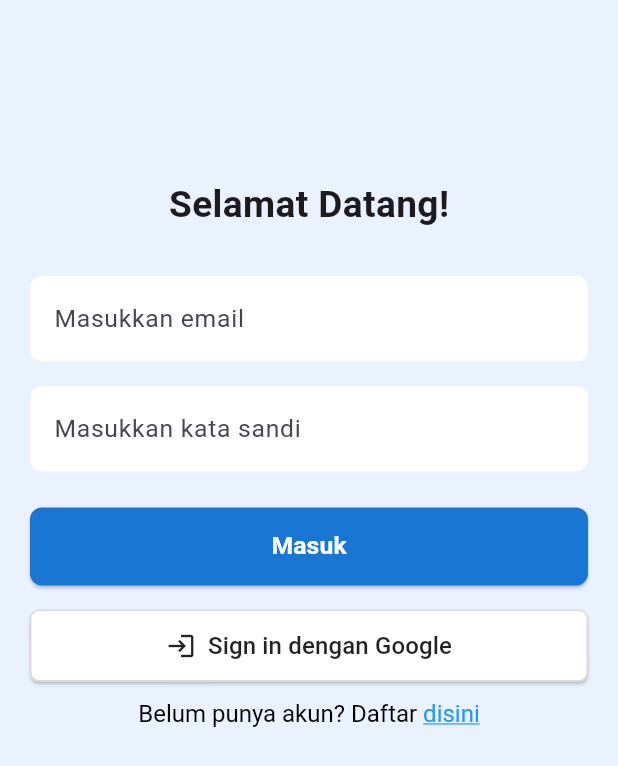
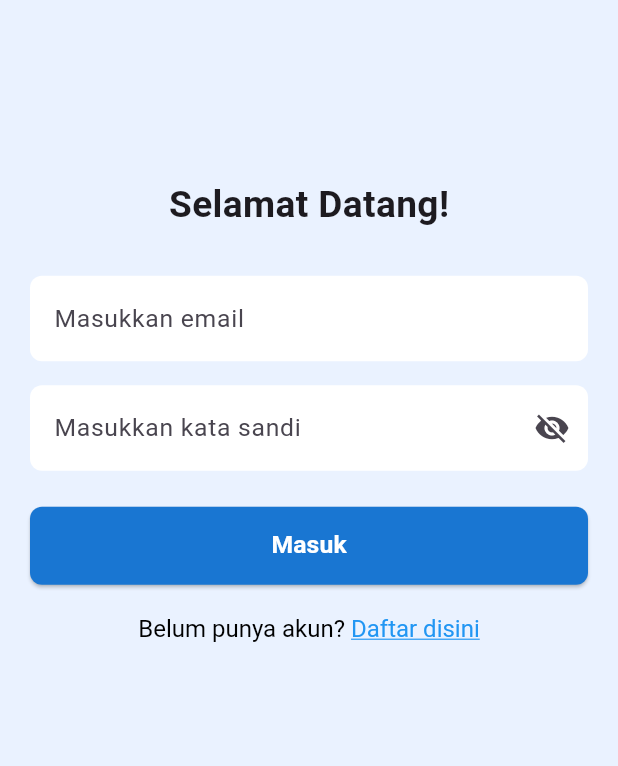
Before and after one commit to OrionZ12/StockFlow-tubes, a Flutter app: the screen it shows after launch, after a tap on "Masuk", on a phone screen of 412 x 824 dp. Shown: the top 766 px of the screen. Run offline on Flutter 3.47's test engine with Material 3 defaults, Android fonts, the phone set to English and light mode, and no system bars; our stand-ins replace firebase_auth, firebase_core, go_router, google_sign_in; accounts and stored records are empty; Roboto replaces fonts that are missing (RobotoSerif).

Commit message:
Hilangkan sigin with google di login

```diff
--- a/lib/screen/login_screen.dart
+++ b/lib/screen/login_screen.dart
@@ -1,10 +1,9 @@
 import 'package:flutter/material.dart';
 import 'package:go_router/go_router.dart';
+import 'package:provider/provider.dart';
+import '../provider/auth_provider.dart';
 import '../config/routes.dart';
 import 'package:flutter/gestures.dart';
-import 'package:google_sign_in/google_sign_in.dart';
-import 'package:provider/provider.dart';
-import '../provider/auth_provider.dart';
 
 class LoginScreen extends StatefulWidget {
   const LoginScreen({super.key});
@@ -17,9 +16,8 @@ class _LoginScreenState extends State<LoginScreen> {
   final TextEditingController emailController = TextEditingController();
   final TextEditingController passwordController = TextEditingController();
 
-  // State untuk loading
-  bool _isGoogleSigningIn = false;
-  bool _isEmailSigningIn = false; // Tambahan untuk loading email
+  bool _isEmailSigningIn = false;
+  bool _obscurePass = true;
 
   @override
   void dispose() {
@@ -28,81 +26,67 @@ class _LoginScreenState extends State<LoginScreen> {
     super.dispose();
   }
 
-  // LOGIKA LOGIN GOOGLE
-  Future<void> _handleGoogleSignIn(BuildContext context) async {
-    try {
-      setState(() => _isGoogleSigningIn = true);
-
-      final GoogleSignIn googleSignIn = GoogleSignIn();
-      final GoogleSignInAccount? googleUser = await googleSignIn.signIn();
-
-      if (googleUser != null) {
-        if (!mounted) return; // Cek mounted sebelum akses context
-        final authProvider = context.read<AuthProvider>();
-
-        await authProvider.signInWithGoogle(googleUser);
-
-        if (mounted) {
-          ScaffoldMessenger.of(context).showSnackBar(
-            SnackBar(
-              content: Text('Selamat datang, ${googleUser.email}!'),
-              backgroundColor: Colors.green,
-            ),
-          );
-          context.go(AppRoutes.home);
-        }
-      }
-    } catch (e) {
-      if (mounted) {
-        ScaffoldMessenger.of(context).showSnackBar(
-          SnackBar(
-            content: Text('Gagal masuk: $e'),
-            backgroundColor: Colors.red,
-          ),
-        );
-      }
-    } finally {
-      if (mounted) setState(() => _isGoogleSigningIn = false);
-    }
-  }
-
-  // LOGIKA LOGIN EMAIL (Diperbaiki)
+  // LOGIN EMAIL
   Future<void> _handleEmailLogin() async {
     final email = emailController.text.trim();
     final password = passwordController.text.trim();
 
     if (email.isEmpty || password.isEmpty) {
-      ScaffoldMessenger.of(context).showSnackBar(
-        const SnackBar(
-          content: Text("Email dan password harus diisi"),
-          backgroundColor: Colors.orange,
-        ),
-      );
+      _showMessage("Email dan password harus diisi", Colors.orange);
       return;
     }
 
     setState(() => _isEmailSigningIn = true);
 
     final auth = context.read<AuthProvider>();
+    final result = await auth.login(email, password);
 
-    // Panggil Provider
-    String? result = await auth.login(email, password);
-
-    // PENTING: Cek mounted sebelum lanjut navigasi/update UI
     if (!mounted) return;
 
     setState(() => _isEmailSigningIn = false);
 
     if (result == "success") {
       context.go(AppRoutes.home);
+    } else if (result == "user-not-found") {
+      _showUserNotFoundDialog();
+    } else if (result == "wrong-password") {
+      _showMessage("Password salah", Colors.red);
     } else {
+      _showMessage("Login gagal: $result", Colors.red);
+    }
+  }
+
+  void _showMessage(String msg, Color color) {
     ScaffoldMessenger.of(context).showSnackBar(
       SnackBar(
-          content: Text("Login gagal: $result"),
-          backgroundColor: Colors.red,
+        content: Text(msg),
+        backgroundColor: color,
+        behavior: SnackBarBehavior.floating,
       ),
     );
   }
+
+  void _showUserNotFoundDialog() {
+    showDialog(
+      context: context,
+      builder: (_) => AlertDialog(
+        title: const Text("Akun tidak ditemukan"),
+        content: const Text("Email ini belum terdaftar. Ingin membuat akun baru?"),
+        actions: [
+          TextButton(
+            onPressed: () => Navigator.pop(context),
+            child: const Text("Batal"),
+          ),
+          TextButton(
+            onPressed: () {
+              Navigator.pop(context);
+              context.go(AppRoutes.signUp);
+            },
+            child: const Text("Daftar"),
+          ),
+        ],
+      ),
+    );
   }
 
   @override
@@ -115,16 +99,12 @@ class _LoginScreenState extends State<LoginScreen> {
             double titleFont = constraints.maxWidth * 0.06;
             double inputFont = constraints.maxWidth * 0.04;
 
-            double topSpacing = constraints.maxHeight * 0.12;
-            double fieldSpacing = constraints.maxHeight * 0.02;
-
             return SingleChildScrollView(
-              child: Padding(
-                padding: const EdgeInsets.all(20.0),
+              padding: const EdgeInsets.all(20),
               child: Column(
                 crossAxisAlignment: CrossAxisAlignment.start,
                 children: [
-                    SizedBox(height: topSpacing.clamp(60, 150)),
+                  SizedBox(height: constraints.maxHeight * 0.12),
 
                   Center(
                     child: Text(
@@ -138,10 +118,11 @@ class _LoginScreenState extends State<LoginScreen> {
 
                   const SizedBox(height: 30),
 
-                    /// EMAIL FIELD
+                  // EMAIL
                   TextField(
                     controller: emailController,
                     style: TextStyle(fontSize: inputFont),
+                    keyboardType: TextInputType.emailAddress,
                     decoration: const InputDecoration(
                       hintText: "Masukkan email",
                       filled: true,
@@ -153,34 +134,40 @@ class _LoginScreenState extends State<LoginScreen> {
                     ),
                   ),
 
-                    SizedBox(height: fieldSpacing),
+                  const SizedBox(height: 16),
 
-                    /// PASSWORD FIELD
+                  // PASSWORD
                   TextField(
                     controller: passwordController,
-                      obscureText: true,
+                    obscureText: _obscurePass,
                     style: TextStyle(fontSize: inputFont),
-                      decoration: const InputDecoration(
+                    decoration: InputDecoration(
                       hintText: "Masukkan kata sandi",
                       filled: true,
                       fillColor: Colors.white,
-                        border: OutlineInputBorder(
+                      border: const OutlineInputBorder(
                         borderRadius: BorderRadius.all(Radius.circular(8)),
                         borderSide: BorderSide.none,
+                      ),
+                      suffixIcon: IconButton(
+                        icon: Icon(
+                          _obscurePass
+                              ? Icons.visibility_off
+                              : Icons.visibility,
+                        ),
+                        onPressed: () =>
+                            setState(() => _obscurePass = !_obscurePass),
                       ),
                     ),
                   ),
 
                   const SizedBox(height: 24),
 
-                    /// LOGIN BUTTON (EMAIL)
+                  // LOGIN BUTTON
                   SizedBox(
                     width: double.infinity,
                     child: ElevatedButton(
-                        // Disable tombol saat loading google/email berlangsung
-                        onPressed: (_isEmailSigningIn || _isGoogleSigningIn)
-                            ? null
-                            : _handleEmailLogin,
+                      onPressed: _isEmailSigningIn ? null : _handleEmailLogin,
                       style: ElevatedButton.styleFrom(
                         backgroundColor: Colors.blue.shade700,
                         foregroundColor: Colors.white,
@@ -191,11 +178,11 @@ class _LoginScreenState extends State<LoginScreen> {
                       ),
                       child: _isEmailSigningIn
                           ? const SizedBox(
-                          height: 20,
-                          width: 20,
+                              height: 22,
+                              width: 22,
                               child: CircularProgressIndicator(
+                                strokeWidth: 2,
                                 color: Colors.white,
-                            strokeWidth: 2,
                               ),
                             )
                           : Text(
@@ -208,58 +195,9 @@ class _LoginScreenState extends State<LoginScreen> {
                     ),
                   ),
 
-                    const SizedBox(height: 16),
+                  const SizedBox(height: 20),
 
-                    /// GOOGLE SIGN IN BUTTON
-                    SizedBox(
-                      width: double.infinity,
-                      height: 48,
-                      child: _isGoogleSigningIn
-                          ? ElevatedButton(
-                        onPressed: null,
-                        style: ElevatedButton.styleFrom(
-                          backgroundColor: Colors.grey.shade300,
-                        ),
-                        child: const SizedBox(
-                          height: 20,
-                          width: 20,
-                          child: CircularProgressIndicator(strokeWidth: 2),
-                        ),
-                      )
-                          : ElevatedButton.icon(
-                        style: ElevatedButton.styleFrom(
-                          backgroundColor: Colors.white,
-                          foregroundColor: Colors.black87,
-                          elevation: 1,
-                          padding: const EdgeInsets.symmetric(
-                            horizontal: 16.0,
-                            vertical: 12.0,
-                          ),
-                          shape: RoundedRectangleBorder(
-                            borderRadius: BorderRadius.circular(6),
-                            side: const BorderSide(
-                              color: Color(0xFFDADADA),
-                              width: 1,
-                            ),
-                          ),
-                        ),
-                        // Disable google button jika sedang login email
-                        onPressed: _isEmailSigningIn
-                            ? null
-                            : () => _handleGoogleSignIn(context),
-                        icon: const Icon(Icons.login, size: 20),
-                        label: Text(
-                          "Sign in dengan Google",
-                          style: TextStyle(
-                            fontSize: inputFont.clamp(13, 16),
-                          ),
-                        ),
-                      ),
-                    ),
-
-                    const SizedBox(height: 12),
-
-                    /// SIGN UP TEXT
+                  // SIGN UP TEXT
                   Center(
                     child: RichText(
                       text: TextSpan(
@@ -268,25 +206,21 @@ class _LoginScreenState extends State<LoginScreen> {
                           fontSize: inputFont.clamp(12, 16),
                         ),
                         children: [
-                            const TextSpan(text: "Belum punya akun? Daftar "),
+                          const TextSpan(text: "Belum punya akun? "),
                           TextSpan(
-                              text: "disini",
+                            text: "Daftar disini",
                             style: const TextStyle(
                               color: Colors.blue,
                               decoration: TextDecoration.underline,
                             ),
                             recognizer: TapGestureRecognizer()
-                                ..onTap = () {
-                                  // PERBAIKAN: Mengarah ke AppRoutes.signUp
-                                  context.go(AppRoutes.signUp);
-                                },
+                              ..onTap = () => context.go(AppRoutes.signUp),
                           ),
                         ],
                       ),
                     ),
                   ),
                 ],
-                ),
               ),
             );
           },
```
Lines whose indentation alone changed are shown as unchanged.
